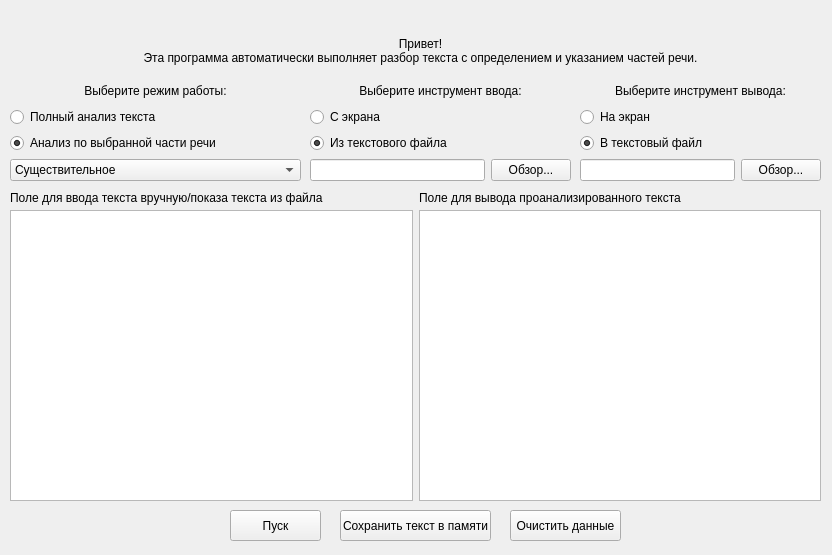
Qt form mainwindow.ui (Mishardina/NLP-Application) before a commit.
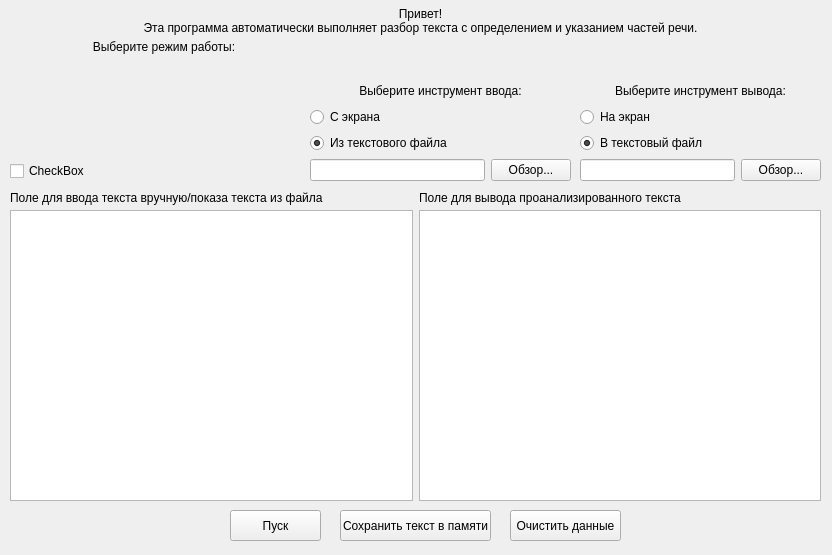
The same form after that commit.

Patch:
```diff
--- a/mainwindow.ui
+++ b/mainwindow.ui
@@ -44,9 +44,9 @@
     <property name="geometry">
      <rect>
       <x>10</x>
-      <y>80</y>
+      <y>40</y>
       <width>291</width>
-      <height>111</height>
+      <height>151</height>
      </rect>
     </property>
     <widget class="QWidget" name="layoutWidget">
@@ -54,8 +54,8 @@
       <rect>
        <x>0</x>
        <y>0</y>
-       <width>291</width>
-       <height>101</height>
+       <width>308</width>
+       <height>141</height>
       </rect>
      </property>
      <layout class="QVBoxLayout" name="verticalLayout_4">
@@ -65,68 +65,15 @@
          <string>Выберите режим работы:</string>
         </property>
         <property name="alignment">
-         <set>Qt::AlignCenter</set>
+         <set>Qt::AlignHCenter|Qt::AlignTop</set>
         </property>
        </widget>
       </item>
       <item>
-       <widget class="QRadioButton" name="radioButton">
+       <widget class="QCheckBox" name="checkBox">
         <property name="text">
-         <string>Полный анализ текста</string>
+         <string>CheckBox</string>
         </property>
-        <property name="checked">
-         <bool>false</bool>
-        </property>
-       </widget>
-      </item>
-      <item>
-       <widget class="QRadioButton" name="radioButton_2">
-        <property name="text">
-         <string>Анализ по выбранной части речи</string>
-        </property>
-        <property name="checked">
-         <bool>true</bool>
-        </property>
-       </widget>
-      </item>
-      <item>
-       <widget class="QComboBox" name="comboBox">
-        <item>
-         <property name="text">
-          <string>Существительное</string>
-         </property>
-        </item>
-        <item>
-         <property name="text">
-          <string>Глагол</string>
-         </property>
-        </item>
-        <item>
-         <property name="text">
-          <string>Прилагательное</string>
-         </property>
-        </item>
-        <item>
-         <property name="text">
-          <string>Причастие</string>
-         </property>
-        </item>
-        <item>
-         <property name="text">
-          <string>Деепричастие</string>
-         </property>
-        </item>
-        <item>
-         <property name="text">
-          <string>Наречие</string>
-         </property>
-        </item>
-        <item>
-         <property name="text">
-          <string>Слова, не относящихся
-к указанным выше частям речи</string>
-         </property>
-        </item>
        </widget>
       </item>
      </layout>
@@ -285,7 +232,7 @@
     <property name="geometry">
      <rect>
       <x>130</x>
-      <y>30</y>
+      <y>0</y>
       <width>581</width>
       <height>41</height>
      </rect>
```
Left out of the diff: 48 changed lines with no effect on the pictures.
